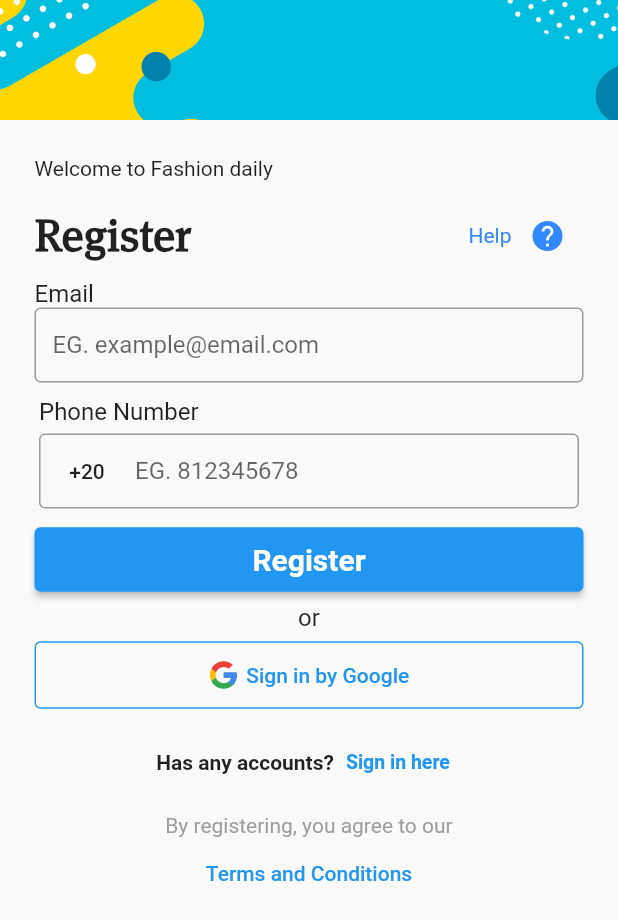
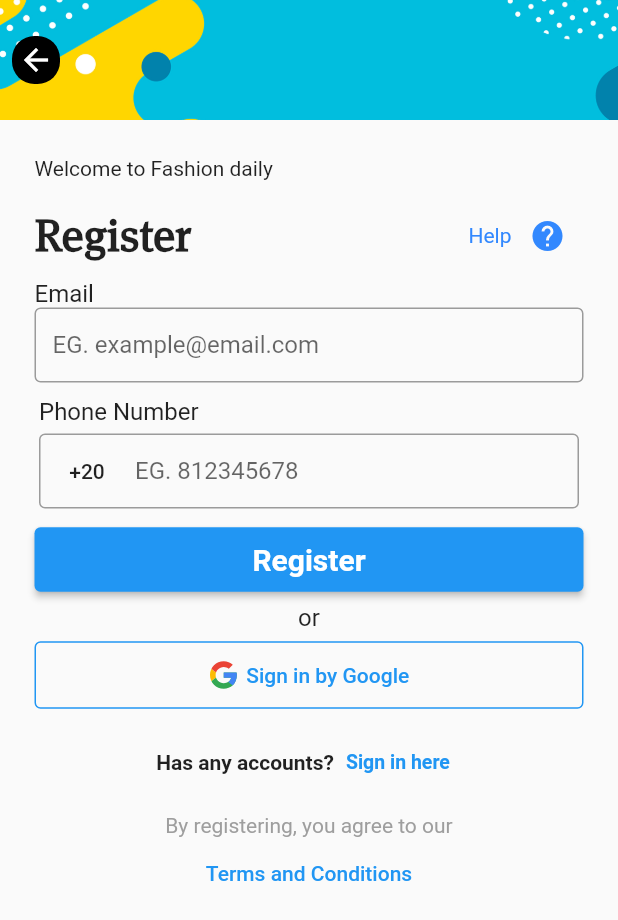
Before and after one commit to Ikyrillos/AlgorizaTask1, a Flutter app: the RegisterScreen screen opened directly, on a phone screen of 412 x 824 dp. Shown: the top 920 px of the screen. Run offline on Flutter 3.47's test engine with Material 2 defaults, Android fonts, the phone set to English and light mode, and no system bars; drawn by our look-alikes of country_code_picker; our stand-ins replace flutter_svg.

Commit message:
finished all the task

```diff
--- a/lib/main.dart
+++ b/lib/main.dart
@@ -1,5 +1,4 @@
 import 'package:flutter/material.dart';
-import 'package:algoriza_task1/presentation/login_screen.dart';
 // ignore: unused_import
 import 'package:algoriza_task1/presentation/onboarding_screen.dart';
 
@@ -17,7 +16,7 @@ class MyApp extends StatelessWidget {
         primarySwatch: Colors.blue,
         visualDensity: VisualDensity.adaptivePlatformDensity,
       ),
-      home: LoginScreen(),
+      home: const OnboardingScreen(title: 'Onboarding'),
     );
   }
 }
--- a/lib/presentation/components/app_logo.dart
+++ b/lib/presentation/components/app_logo.dart
@@ -21,7 +21,7 @@ class AppLogo extends StatelessWidget {
         Text(
           'Krave',
           style: TextStyle(
-            color: Color(0xff03B1A9),
+            color: Color(0xff24B6AE),
             fontFamily: 'hongkong',
             fontSize: 35,
           ),
--- a/lib/presentation/register_screen.dart
+++ b/lib/presentation/register_screen.dart
@@ -17,7 +17,41 @@ class RegisterScreen extends StatelessWidget {
         child: Column(
           mainAxisAlignment: MainAxisAlignment.start,
           children: [
-            const TopPageBackground(height: 80),
+            Stack(children: [
+              const TopPageBackground(height: 80),
+              // add back button here
+              Positioned(
+                top: 0,
+                left: 0,
+                right: 0,
+                child: SizedBox(
+                  height: 80,
+                  child: Row(
+                    mainAxisAlignment: MainAxisAlignment.spaceBetween,
+                    children: [
+                      IconButton(
+                        onPressed: () {
+                          Navigator.pop(context);
+                        },
+                        icon: Container(
+                          width: 60,
+                          height: 60,
+                          decoration: BoxDecoration(
+                            color: Colors.black,
+                            borderRadius: BorderRadius.circular(15),
+                          ),
+                          child: const Icon(
+                            Icons.arrow_back,
+                            color: Colors.white,
+                          ),
+                        ),
+                      ),
+                      const SizedBox(),
+                    ],
+                  ),
+                ),
+              ),
+            ]),
             Padding(
               padding: const EdgeInsets.only(
                 top: 16,
@@ -182,9 +216,10 @@ class LoginTextButton extends StatelessWidget {
       {Key? key,
       required this.buttonName,
       required this.description,
-      required this.onPressed})
+      required this.onPressed,
+      this.fontsize})
       : super(key: key);
-
+  final double? fontsize;
   final String description;
   final String buttonName;
   VoidCallback? onPressed;
@@ -195,18 +230,18 @@ class LoginTextButton extends StatelessWidget {
       children: [
         Text(
           description,
-          style: const TextStyle(
+          style: TextStyle(
             fontWeight: FontWeight.bold,
-            fontSize: 14,
+            fontSize: fontsize ?? 14,
           ),
         ),
         TextButton(
             onPressed: onPressed,
             child: Text(
               buttonName,
-              style: const TextStyle(
+              style: TextStyle(
                 fontWeight: FontWeight.bold,
-                fontSize: 13,
+                fontSize: fontsize ?? 13,
               ),
             )),
       ],
```
Also changed, not shown: lib/presentation/components/onboarding_pageview.dart (+4 -8 lines), lib/presentation/onboarding_screen.dart (+103 -2 lines).
